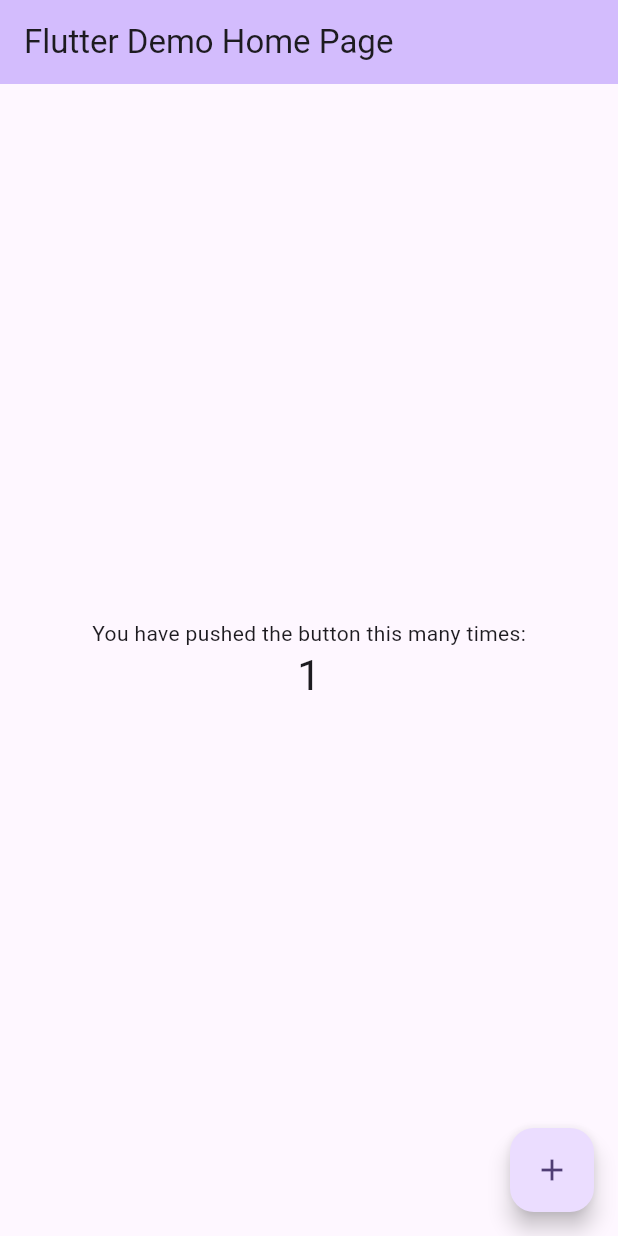
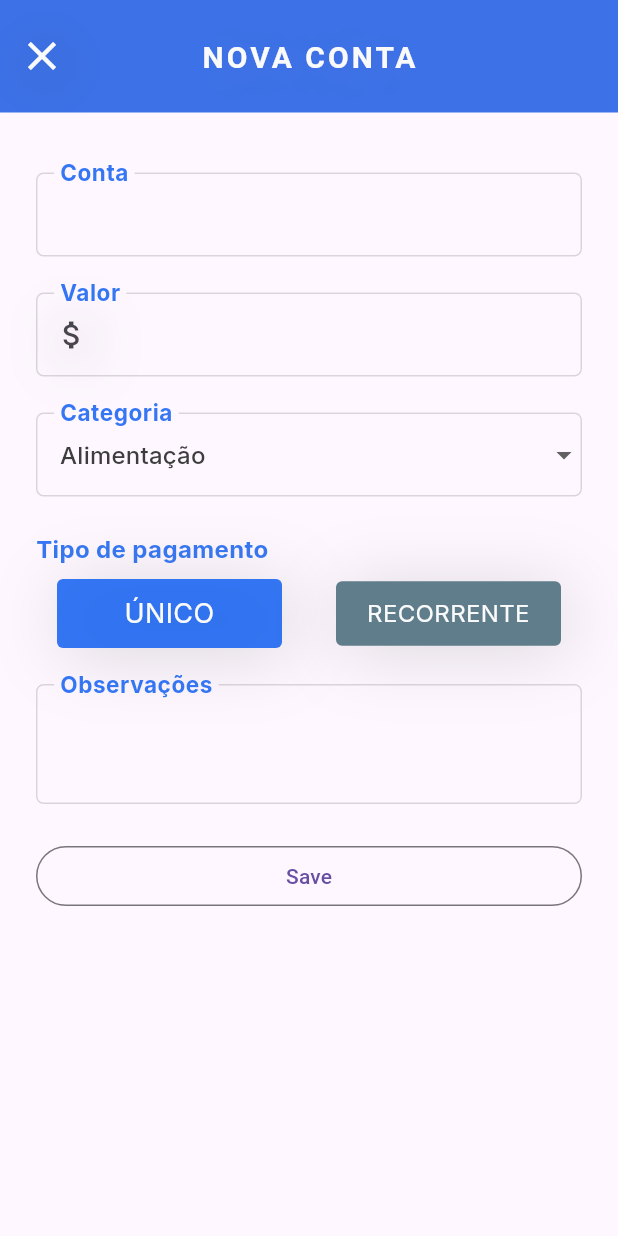
Before and after one commit to thidematos/billify, a Flutter app: the screen it shows after launch, after a tap on the "add" icon, on a phone screen of 412 x 824 dp. Run offline on Flutter 3.47's test engine with Material 3 defaults, Android fonts, the phone set to English and light mode, and no system bars; our stand-ins replace google_fonts.

Commit message:
Huge commit

```diff
--- /dev/null
+++ b/lib/data/enums.dart
@@ -0,0 +1,15 @@
+import 'package:json_annotation/json_annotation.dart';
+
+enum Frequency { mensal, trimestral, bimestral, anual }
+
+enum Categories {
+  moradia('Moradia'),
+  saude('Saúde'),
+  alimentacao('Alimentação'),
+  lazer('Lazer'),
+  impostos('Impostos'),
+  outros('Outros');
+
+  final String displayName;
+  const Categories(this.displayName);
+}
--- a/lib/main.dart
+++ b/lib/main.dart
@@ -1,3 +1,5 @@
+import 'package:billify/screens/tabs_screen.dart';
+import 'package:billify/themes/geral_theme.dart';
 import 'package:flutter/material.dart';
 
 void main() {
@@ -7,119 +9,12 @@ void main() {
 class MyApp extends StatelessWidget {
   const MyApp({super.key});
 
-  // This widget is the root of your application.
   @override
   Widget build(BuildContext context) {
     return MaterialApp(
-      title: 'Flutter Demo',
-      theme: ThemeData(
-        // This is the theme of your application.
-        //
-        // TRY THIS: Try running your application with "flutter run". You'll see
-        // the application has a purple toolbar. Then, without quitting the app,
-        // try changing the seedColor in the colorScheme below to Colors.green
-        // and then invoke "hot reload" (save your changes or press the "hot
-        // reload" button in a Flutter-supported IDE, or press "r" if you used
-        // the command line to start the app).
-        //
-        // Notice that the counter didn't reset back to zero; the application
-        // state is not lost during the reload. To reset the state, use hot
-        // restart instead.
-        //
-        // This works for code too, not just values: Most code changes can be
-        // tested with just a hot reload.
-        colorScheme: ColorScheme.fromSeed(seedColor: Colors.deepPurple),
-        useMaterial3: true,
-      ),
-      home: const MyHomePage(title: 'Flutter Demo Home Page'),
+      theme: kGeralTheme,
+      title: 'Billify',
+      home: TabsScreen(),
     );
   }
 }
-
-class MyHomePage extends StatefulWidget {
-  const MyHomePage({super.key, required this.title});
-
-  // This widget is the home page of your application. It is stateful, meaning
-  // that it has a State object (defined below) that contains fields that affect
-  // how it looks.
-
-  // This class is the configuration for the state. It holds the values (in this
-  // case the title) provided by the parent (in this case the App widget) and
-  // used by the build method of the State. Fields in a Widget subclass are
-  // always marked "final".
-
-  final String title;
-
-  @override
-  State<MyHomePage> createState() => _MyHomePageState();
-}
-
-class _MyHomePageState extends State<MyHomePage> {
-  int _counter = 0;
-
-  void _incrementCounter() {
-    setState(() {
-      // This call to setState tells the Flutter framework that something has
-      // changed in this State, which causes it to rerun the build method below
-      // so that the display can reflect the updated values. If we changed
-      // _counter without calling setState(), then the build method would not be
-      // called again, and so nothing would appear to happen.
-      _counter++;
-    });
-  }
-
-  @override
-  Widget build(BuildContext context) {
-    // This method is rerun every time setState is called, for instance as done
-    // by the _incrementCounter method above.
-    //
-    // The Flutter framework has been optimized to make rerunning build methods
-    // fast, so that you can just rebuild anything that needs updating rather
-    // than having to individually change instances of widgets.
-    return Scaffold(
-      appBar: AppBar(
-        // TRY THIS: Try changing the color here to a specific color (to
-        // Colors.amber, perhaps?) and trigger a hot reload to see the AppBar
-        // change color while the other colors stay the same.
-        backgroundColor: Theme.of(context).colorScheme.inversePrimary,
-        // Here we take the value from the MyHomePage object that was created by
-        // the App.build method, and use it to set our appbar title.
-        title: Text(widget.title),
-      ),
-      body: Center(
-        // Center is a layout widget. It takes a single child and positions it
-        // in the middle of the parent.
-        child: Column(
-          // Column is also a layout widget. It takes a list of children and
-          // arranges them vertically. By default, it sizes itself to fit its
-          // children horizontally, and tries to be as tall as its parent.
-          //
-          // Column has various properties to control how it sizes itself and
-          // how it positions its children. Here we use mainAxisAlignment to
-          // center the children vertically; the main axis here is the vertical
-          // axis because Columns are vertical (the cross axis would be
-          // horizontal).
-          //
-          // TRY THIS: Invoke "debug painting" (choose the "Toggle Debug Paint"
-          // action in the IDE, or press "p" in the console), to see the
-          // wireframe for each widget.
-          mainAxisAlignment: MainAxisAlignment.center,
-          children: <Widget>[
-            const Text(
-              'You have pushed the button this many times:',
-            ),
-            Text(
-              '$_counter',
-              style: Theme.of(context).textTheme.headlineMedium,
-            ),
-          ],
-        ),
-      ),
-      floatingActionButton: FloatingActionButton(
-        onPressed: _incrementCounter,
-        tooltip: 'Increment',
-        child: const Icon(Icons.add),
-      ), // This trailing comma makes auto-formatting nicer for build methods.
-    );
-  }
-}
--- /dev/null
+++ b/lib/screens/new_bill.dart
@@ -0,0 +1,58 @@
+import 'package:billify/themes/color_theme.dart';
+import 'package:billify/themes/typography_theme.dart';
+import 'package:billify/widgets/new_bill/create_bill.dart';
+import 'package:flutter/material.dart';
+
+class NewBill extends StatefulWidget {
+  const NewBill({super.key});
+
+  @override
+  State<NewBill> createState() => _NewBillState();
+}
+
+class _NewBillState extends State<NewBill> {
+  @override
+  Widget build(BuildContext context) {
+    return Scaffold(
+      appBar: AppBar(
+        toolbarHeight: 75,
+        backgroundColor: ColorTheme.mainBlue,
+        leading: IconButton(
+          onPressed: () {
+            Navigator.of(context).pop();
+          },
+          icon: Icon(Icons.close),
+          color: ColorTheme.mainWhite,
+          iconSize: 32,
+        ),
+        title: Text(
+          'Nova conta'.toUpperCase(),
+          style: TypographyTheme.logo.copyWith(
+              color: ColorTheme.mainWhite,
+              fontSize: 20,
+              fontWeight: FontWeight.bold,
+              letterSpacing: 2,
+              shadows: [
+                Shadow(
+                  color: ColorTheme.borderBlack,
+                  blurRadius: 50,
+                  offset: Offset(2, 4),
+                )
+              ]),
+        ),
+        centerTitle: true,
+      ),
+      body: Padding(
+        padding: const EdgeInsets.all(24),
+        child: Column(
+          mainAxisAlignment: MainAxisAlignment.start,
+          mainAxisSize: MainAxisSize.max,
+          crossAxisAlignment: CrossAxisAlignment.stretch,
+          children: [
+            CreateBill(),
+          ],
+        ),
+      ),
+    );
+  }
+}
--- /dev/null
+++ b/lib/screens/tabs_screen.dart
@@ -0,0 +1,50 @@
+import 'package:billify/screens/new_bill.dart';
+import 'package:billify/themes/color_theme.dart';
+import 'package:billify/ui/logo.dart';
+import 'package:flutter/material.dart';
+
+class TabsScreen extends StatefulWidget {
+  const TabsScreen({super.key});
+
+  @override
+  State<StatefulWidget> createState() => _TabsScreenState();
+}
+
+class _TabsScreenState extends State<TabsScreen> {
+  @override
+  Widget build(BuildContext context) {
+    return Scaffold(
+      appBar: AppBar(
+        title: Logo(),
+      ),
+      body: Column(
+        mainAxisAlignment: MainAxisAlignment.center,
+        crossAxisAlignment: CrossAxisAlignment.stretch,
+        children: [
+          Row(
+            mainAxisAlignment: MainAxisAlignment.center,
+            children: [
+              Logo(),
+            ],
+          )
+        ],
+      ),
+      floatingActionButton: FloatingActionButton(
+        backgroundColor: ColorTheme.mainBlue,
+        shape: CircleBorder(),
+        onPressed: () {
+          Navigator.push(
+            context,
+            MaterialPageRoute(builder: (ctx) => NewBill()),
+          );
+        },
+        child: Icon(
+          Icons.add,
+          color: ColorTheme.mainWhite,
+          size: 32,
+        ),
+      ),
+      floatingActionButtonLocation: FloatingActionButtonLocation.centerFloat,
+    );
+  }
+}
--- /dev/null
+++ b/lib/themes/color_theme.dart
@@ -0,0 +1,14 @@
+import 'package:flutter/material.dart';
+
+class ColorTheme {
+  const ColorTheme();
+
+  static Color black = const Color.fromARGB(255, 61, 61, 61);
+  static Color grey = Colors.blueGrey;
+  static Color mainBlue = const Color.fromARGB(216, 16, 95, 241);
+  static Color secondaryBlue = const Color.fromARGB(255, 78, 199, 255);
+  static Color tertiaryBlue = const Color.fromARGB(255, 49, 132, 170);
+  static Color mainWhite = const Color.fromARGB(255, 250, 250, 250);
+  static Color borderBlack = const Color.fromARGB(68, 121, 121, 121);
+  static Color validatedGreen = const Color.fromARGB(255, 85, 197, 88);
+}
--- /dev/null
+++ b/lib/themes/geral_theme.dart
@@ -0,0 +1,30 @@
+import 'package:billify/themes/color_theme.dart';
+import 'package:flutter/material.dart';
+
+final ThemeData kGeralTheme = ThemeData().copyWith(
+  iconTheme: IconThemeData().copyWith(
+    shadows: [
+      Shadow(color: ColorTheme.black, offset: Offset(3, 5), blurRadius: 50),
+    ],
+  ),
+  inputDecorationTheme: InputDecorationTheme().copyWith(
+    //contentPadding: const EdgeInsets.all(2),
+    floatingLabelBehavior: FloatingLabelBehavior.always,
+    enabledBorder: OutlineInputBorder(
+      borderRadius: BorderRadius.circular(5),
+      borderSide: BorderSide(
+        color: ColorTheme.borderBlack,
+      ),
+    ),
+    focusedBorder: OutlineInputBorder(
+      borderSide: BorderSide(
+        color: ColorTheme.borderBlack,
+      ),
+    ),
+  ),
+  appBarTheme: AppBarTheme().copyWith(
+    elevation: 50,
+    toolbarHeight: 100,
+    backgroundColor: ColorTheme.mainWhite,
+  ),
+);
--- /dev/null
+++ b/lib/themes/typography_theme.dart
@@ -0,0 +1,27 @@
+import 'package:billify/themes/color_theme.dart';
+import 'package:flutter/material.dart';
+import 'package:google_fonts/google_fonts.dart';
+
+class TypographyTheme {
+  const TypographyTheme();
+
+  static TextStyle body = GoogleFonts.inter(
+    color: ColorTheme.black,
+    fontSize: 16,
+  );
+
+  static TextStyle logo = GoogleFonts.kantumruyPro(
+    fontSize: 28,
+  );
+
+  static TextStyle label = GoogleFonts.inter(
+    fontSize: 20,
+    fontWeight: FontWeight.bold,
+    color: ColorTheme.mainBlue,
+  );
+
+  static TextStyle switchLabel = GoogleFonts.inter(
+    color: ColorTheme.mainWhite,
+    fontSize: 18,
+  );
+}
--- /dev/null
+++ b/lib/ui/logo.dart
@@ -0,0 +1,30 @@
+import 'package:billify/themes/color_theme.dart';
+import 'package:billify/themes/typography_theme.dart';
+import 'package:flutter/material.dart';
+
+class Logo extends StatelessWidget {
+  const Logo({super.key});
+
+  @override
+  Widget build(BuildContext context) {
+    return Row(
+      children: [
+        Image.asset(
+          'assets/logo.png',
+          height: 40,
+        ),
+        const SizedBox(width: 10),
+        Text(
+          'BILL',
+          style: TypographyTheme.logo.copyWith(
+            color: ColorTheme.black,
+          ),
+        ),
+        Text(
+          'IFY',
+          style: TypographyTheme.logo.copyWith(color: ColorTheme.mainBlue),
+        ),
+      ],
+    );
+  }
+}
--- /dev/null
+++ b/lib/ui/space_24.dart
@@ -0,0 +1,11 @@
+import 'package:flutter/material.dart';
+
+class Space24 extends StatelessWidget {
+  const Space24({super.key});
+
+  @override
+  Widget build(BuildContext context) {
+    // TODO: implement build
+    return const SizedBox(height: 24);
+  }
+}
--- /dev/null
+++ b/lib/widgets/dropdown_categories.dart
@@ -0,0 +1,40 @@
+import 'package:billify/data/enums.dart';
+import 'package:billify/themes/typography_theme.dart';
+import 'package:flutter/material.dart';
+
+class DropdownCategories extends StatefulWidget {
+  const DropdownCategories({super.key});
+
+  @override
+  State<DropdownCategories> createState() => _DropdownCategories();
+}
+
+class _DropdownCategories extends State<DropdownCategories> {
+  Categories _selectedCategory = Categories.alimentacao;
+
+  @override
+  Widget build(BuildContext context) {
+    return DropdownButtonFormField(
+      decoration: InputDecoration(
+        label: Text('Categoria', style: TypographyTheme.label),
+      ),
+      hint: Text('Categoria da conta'),
+      items: [
+        for (final category in Categories.values)
+          DropdownMenuItem(
+            value: category,
+            child: Text(
+              category.displayName,
+              style: TypographyTheme.body,
+            ),
+          )
+      ],
+      onChanged: (value) {
+        setState(() {
+          _selectedCategory = value!;
+        });
+      },
+      value: _selectedCategory,
+    );
+  }
+}
--- /dev/null
+++ b/lib/widgets/new_bill/create_bill.dart
@@ -0,0 +1,76 @@
+import 'package:billify/data/enums.dart';
+import 'package:billify/themes/color_theme.dart';
+import 'package:billify/themes/typography_theme.dart';
+import 'package:billify/ui/space_24.dart';
+import 'package:billify/widgets/dropdown_categories.dart';
+import 'package:billify/widgets/new_bill/input_conta.dart';
+import 'package:billify/widgets/new_bill/input_obs.dart';
+import 'package:billify/widgets/new_bill/input_payment_type.dart';
+import 'package:billify/widgets/new_bill/input_valor.dart';
+import 'package:flutter/material.dart';
+
+class CreateBill extends StatefulWidget {
+  const CreateBill({super.key});
+
+  @override
+  State<CreateBill> createState() => _CreateBillState();
+}
+
+class _CreateBillState extends State<CreateBill> {
+  String conta = '';
+
+  final _formKey = GlobalKey<FormState>();
+
+  void submitForm() {
+    _formKey.currentState!.save();
+    print(conta);
+  }
+
+  @override
+  Widget build(BuildContext context) {
+    final Widget isRecurrentContent = Column(
+      children: [],
+    );
+
+    return Expanded(
+      child: Form(
+        key: _formKey,
+        child: Column(
+          spacing: 24,
+          mainAxisSize: MainAxisSize.max,
+          children: [
+            Expanded(
+              child: ListView(
+                padding: EdgeInsets.only(top: 16),
+                children: [
+                  InputConta(conta),
+                  Space24(),
+                  InputValor(),
+                  Space24(),
+                  DropdownCategories(),
+                  Space24(),
+                  InputPaymentType(),
+                  Space24(),
+                  InputObs(),
+                  Space24(),
+                  OutlinedButton(
+                      onPressed: () {
+                        submitForm();
+                      },
+                      child: Text('Save')),
+                ],
+              ),
+            )
+          ],
+        ),
+      ),
+    );
+  }
+}
+
+/* Descrição da conta (ex: aluguel, água, luz)
+Data de vencimento
+Valor da conta
+Frequência (única, mensal, bimestral, etc.)
+Categoria (opcional)
+Observações (opcional) */
--- /dev/null
+++ b/lib/widgets/new_bill/input_conta.dart
@@ -0,0 +1,22 @@
+import 'package:billify/themes/typography_theme.dart';
+import 'package:flutter/material.dart';
+
+class InputConta extends StatelessWidget {
+  InputConta(this.conta, {super.key});
+
+  String conta;
+
+  @override
+  Widget build(BuildContext context) {
+    return TextFormField(
+      style: TypographyTheme.body,
+      decoration: InputDecoration().copyWith(
+        label: Text(
+          'Conta',
+          style: TypographyTheme.label,
+        ),
+      ),
+      onSaved: (value) => conta = value!,
+    );
+  }
+}
--- /dev/null
+++ b/lib/widgets/new_bill/input_obs.dart
@@ -0,0 +1,21 @@
+import 'package:billify/themes/typography_theme.dart';
+import 'package:flutter/material.dart';
+
+class InputObs extends StatelessWidget {
+  const InputObs({super.key});
+
+  @override
+  Widget build(BuildContext context) {
+    // TODO: implement build
+    return TextFormField(
+      maxLines: 3,
+      minLines: 2,
+      decoration: InputDecoration(
+        label: Text(
+          'Observações',
+          style: TypographyTheme.label,
+        ),
+      ),
+    );
+  }
+}
--- /dev/null
+++ b/lib/widgets/new_bill/input_payment_type.dart
@@ -0,0 +1,100 @@
+import 'package:billify/themes/color_theme.dart';
+import 'package:billify/themes/typography_theme.dart';
+import 'package:flutter/material.dart';
+
+class InputPaymentType extends StatefulWidget {
+  const InputPaymentType({super.key});
+
+  @override
+  State<InputPaymentType> createState() => _InputPaymentTypeState();
+}
+
+class _InputPaymentTypeState extends State<InputPaymentType> {
+  bool _isRecurrent = false;
+
+  void changeIsRecurrent(status) {
+    setState(() {
+      _isRecurrent = status;
+    });
+  }
+
+  @override
+  Widget build(BuildContext context) {
+    return Column(
+      crossAxisAlignment: CrossAxisAlignment.stretch,
+      spacing: 8,
+      children: [
+        Text(
+          'Tipo de pagamento',
+          style: TypographyTheme.label.copyWith(
+            fontSize: 16,
+          ),
+        ),
+        Row(
+          mainAxisAlignment: MainAxisAlignment.center,
+          children: [
+            Container(
+              padding: const EdgeInsets.symmetric(vertical: 10),
+              decoration: BoxDecoration(
+                color: _isRecurrent ? ColorTheme.grey : ColorTheme.mainBlue,
+                borderRadius: BorderRadius.all(
+                  Radius.circular(4),
+                ),
+                boxShadow: [
+                  BoxShadow(
+                    color: ColorTheme.borderBlack,
+                    offset: Offset(4, 4),
+                    blurRadius: 40,
+                  )
+                ],
+              ),
+              width: 150,
+              child: InkWell(
+                onTap: () => changeIsRecurrent(false),
+                child: Text(
+                  'Único'.toUpperCase(),
+                  textAlign: TextAlign.center,
+                  style: _isRecurrent
+                      ? TypographyTheme.body.copyWith(
+                          color: ColorTheme.mainWhite,
+                        )
+                      : TypographyTheme.switchLabel,
+                ),
+              ),
+            ),
+            const SizedBox(width: 36),
+            Container(
+              padding: const EdgeInsets.symmetric(vertical: 10),
+              decoration: BoxDecoration(
+                color: _isRecurrent ? ColorTheme.mainBlue : ColorTheme.grey,
+                borderRadius: BorderRadius.all(
+                  Radius.circular(4),
+                ),
+                boxShadow: [
+                  BoxShadow(
+                    color: ColorTheme.borderBlack,
+                    offset: Offset(4, 4),
+                    blurRadius: 40,
+                  )
+                ],
+              ),
+              width: 150,
+              child: InkWell(
+                onTap: () => changeIsRecurrent(true),
+                child: Text(
+                  'Recorrente'.toUpperCase(),
+                  textAlign: TextAlign.center,
+                  style: _isRecurrent
+                      ? TypographyTheme.switchLabel
+                      : TypographyTheme.body.copyWith(
+                          color: ColorTheme.mainWhite,
+                        ),
+                ),
+              ),
+            )
+          ],
+        ),
+      ],
+    );
+  }
+}
--- /dev/null
+++ b/lib/widgets/new_bill/input_valor.dart
@@ -0,0 +1,21 @@
+import 'package:billify/themes/typography_theme.dart';
+import 'package:flutter/material.dart';
+
+class InputValor extends StatelessWidget {
+  const InputValor({super.key});
+
+  @override
+  Widget build(BuildContext context) {
+    // TODO: implement build
+    return TextFormField(
+      keyboardType: TextInputType.number,
+      decoration: InputDecoration().copyWith(
+        label: Text(
+          'Valor',
+          style: TypographyTheme.label,
+        ),
+        prefixIcon: Icon(Icons.attach_money),
+      ),
+    );
+  }
+}
```
Also changed, not shown: pubspec.yaml (+5 -4 lines), assets/logo.png (added), pubspec.lock, 4 other files.
